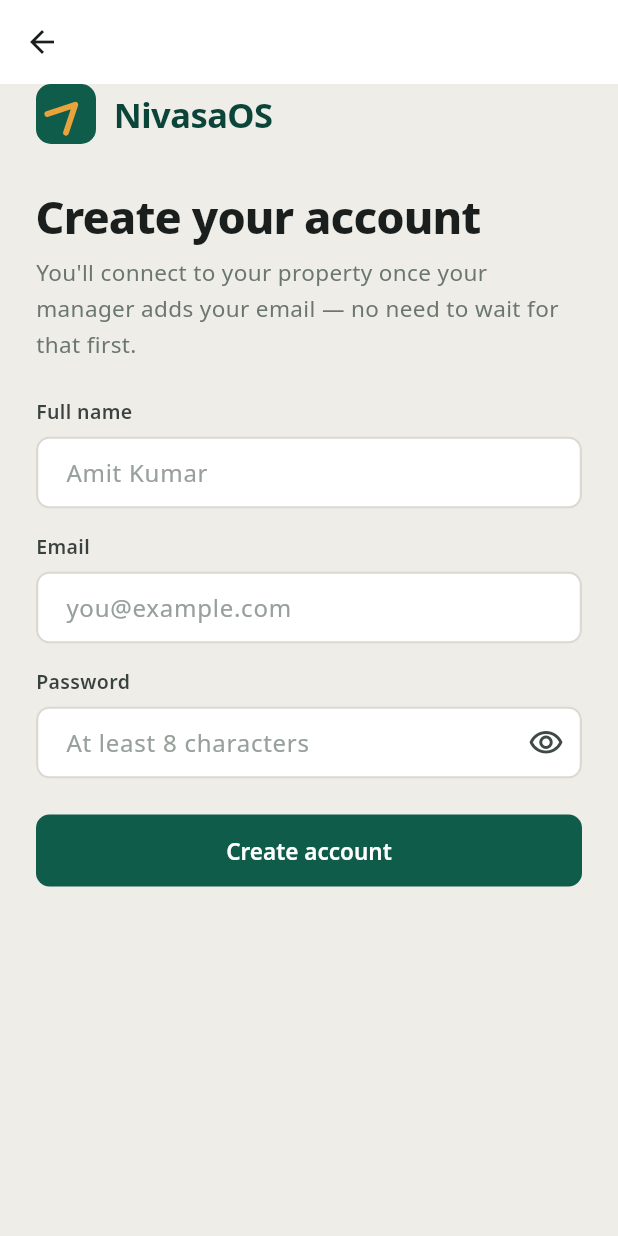
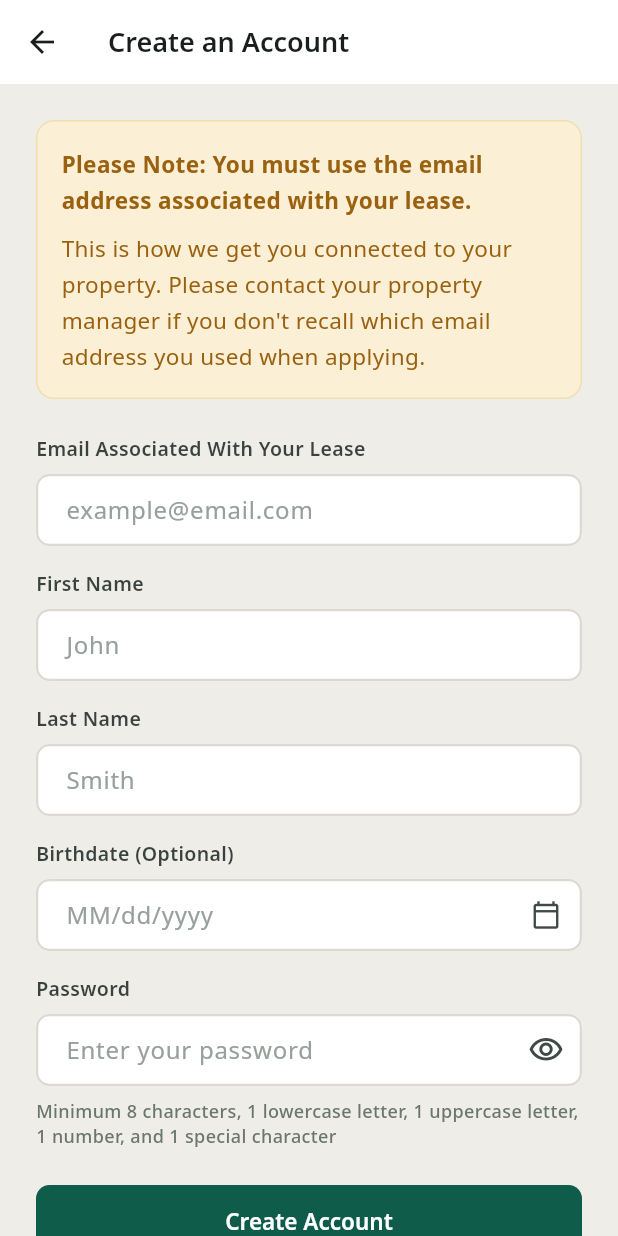
Before and after one commit to pavioinc/tenant-app, a Flutter app: the SignupScreen screen opened directly, on a phone screen of 412 x 824 dp. Run offline on Flutter 3.47's test engine with Material 3 defaults, Android fonts, the phone set to English and light mode, and no system bars; our stand-ins replace file_picker, firebase_core, firebase_messaging, flutter_secure_storage, shared_preferences; missing offline and left inert: razorpay_flutter; accounts and stored records are empty.

Commit message:
feat: enhance signup process to include first/last name and optional birthdate

```diff
--- a/lib/features/auth/auth_repository.dart
+++ b/lib/features/auth/auth_repository.dart
@@ -20,8 +20,20 @@ class AuthRepository {
   final SessionStore _sessions;
   final PushNotifications _push;
 
-  Future<Session> signup({required String fullName, required String email, required String password}) async {
-    final body = await _api.post('/api/auth/v1/tenant/signup', {'full_name': fullName, 'email': email, 'password': password});
+  Future<Session> signup({
+    required String firstName,
+    required String lastName,
+    required String email,
+    required String password,
+    String? birthdate,
+  }) async {
+    final body = await _api.post('/api/auth/v1/tenant/signup', {
+      'first_name': firstName,
+      'last_name': lastName,
+      'email': email,
+      'password': password,
+      if (birthdate != null) 'birthdate': birthdate,
+    });
     final session = await _saveSession(body);
     // Fire-and-forget — a push-registration failure (declined permission, no Firebase
     // project configured yet) must never block or fail signup/login itself.
--- a/lib/features/auth/signup_screen.dart
+++ b/lib/features/auth/signup_screen.dart
@@ -4,15 +4,18 @@ import '../../theme/nivasa_colors.dart';
 import '../../theme/nivasa_spacing.dart';
 import '../../theme/nivasa_text_styles.dart';
 import '../../widgets/nivasa_button.dart';
-import '../../widgets/nivasa_logo.dart';
 import '../../widgets/nivasa_password_field.dart';
 import '../home/home_screen.dart';
 import 'auth_repository.dart';
+import 'login_screen.dart';
 
-/// General, standalone NivasaOS platform signup for renters — full name, email, and
-/// password, independent of any org/property (see auth_repository.dart). A fresh account
-/// starts unconnected; [HomeScreen] prompts the renter to ask their property manager to
-/// add them, and connects automatically once that happens.
+/// General, standalone NivasaOS platform signup for renters — first/last name, email,
+/// password, and an optional birthdate, independent of any org/property (see
+/// auth_repository.dart). A fresh account starts unconnected; [HomeScreen] prompts the
+/// renter to ask their property manager to add them, and connects automatically once
+/// that happens. The email-associated-with-your-lease banner below is guidance only —
+/// signup itself is deliberately permissive and never blocks on it (see auth-service's
+/// tenantAuth.ts).
 class SignupScreen extends StatefulWidget {
   const SignupScreen({super.key, this.authRepository});
 
@@ -24,37 +27,74 @@ class SignupScreen extends StatefulWidget {
 
 class _SignupScreenState extends State<SignupScreen> {
   late final AuthRepository _auth = widget.authRepository ?? AuthRepository();
-  final _fullNameController = TextEditingController();
   final _emailController = TextEditingController();
+  final _firstNameController = TextEditingController();
+  final _lastNameController = TextEditingController();
+  final _birthdateController = TextEditingController();
   final _passwordController = TextEditingController();
+  DateTime? _birthdate;
   String? _error;
   bool _submitting = false;
 
   @override
   void dispose() {
-    _fullNameController.dispose();
     _emailController.dispose();
+    _firstNameController.dispose();
+    _lastNameController.dispose();
+    _birthdateController.dispose();
     _passwordController.dispose();
     super.dispose();
   }
 
   bool _isValidEmail(String value) => RegExp(r'^[^\s@]+@[^\s@]+\.[^\s@]+$').hasMatch(value);
 
+  // Mirrors auth-service's isStrongEnough() exactly, so a password that passes here is
+  // guaranteed to pass server-side too — matches the hint caption shown below the field.
+  bool _isStrongPassword(String value) =>
+      RegExp(r'^(?=.*[a-z])(?=.*[A-Z])(?=.*\d)(?=.*[^A-Za-z0-9]).{8,}$').hasMatch(value);
+
+  String _formatBirthdate(DateTime date) =>
+      '${date.month.toString().padLeft(2, '0')}/${date.day.toString().padLeft(2, '0')}/${date.year}';
+
+  String _isoBirthdate(DateTime date) =>
+      '${date.year.toString().padLeft(4, '0')}-${date.month.toString().padLeft(2, '0')}-${date.day.toString().padLeft(2, '0')}';
+
+  Future<void> _pickBirthdate() async {
+    final now = DateTime.now();
+    final picked = await showDatePicker(
+      context: context,
+      initialDate: _birthdate ?? DateTime(now.year - 25),
+      firstDate: DateTime(now.year - 120),
+      lastDate: now,
+    );
+    if (picked != null) {
+      setState(() {
+        _birthdate = picked;
+        _birthdateController.text = _formatBirthdate(picked);
+      });
+    }
+  }
+
   Future<void> _submit() async {
-    final fullName = _fullNameController.text.trim();
     final email = _emailController.text.trim();
+    final firstName = _firstNameController.text.trim();
+    final lastName = _lastNameController.text.trim();
     final password = _passwordController.text;
 
-    if (fullName.isEmpty) {
-      setState(() => _error = 'Enter your full name');
-      return;
-    }
     if (!_isValidEmail(email)) {
       setState(() => _error = 'Enter a valid email address');
       return;
     }
-    if (password.length < 8) {
-      setState(() => _error = 'Password must be at least 8 characters');
+    if (firstName.isEmpty) {
+      setState(() => _error = 'Enter your first name');
+      return;
+    }
+    if (lastName.isEmpty) {
+      setState(() => _error = 'Enter your last name');
+      return;
+    }
+    if (!_isStrongPassword(password)) {
+      setState(() => _error = 'Password does not meet the requirements below');
       return;
     }
 
@@ -63,7 +103,13 @@ class _SignupScreenState extends State<SignupScreen> {
       _submitting = true;
     });
     try {
-      await _auth.signup(fullName: fullName, email: email, password: password);
+      await _auth.signup(
+        firstName: firstName,
+        lastName: lastName,
+        email: email,
+        password: password,
+        birthdate: _birthdate == null ? null : _isoBirthdate(_birthdate!),
+      );
       if (!mounted) return;
       Navigator.of(
         context,
@@ -80,45 +126,76 @@ class _SignupScreenState extends State<SignupScreen> {
   @override
   Widget build(BuildContext context) {
     return Scaffold(
-      appBar: AppBar(leading: const BackButton()),
+      appBar: AppBar(leading: const BackButton(), title: const Text('Create an Account')),
       body: SafeArea(
         child: SingleChildScrollView(
-          padding: const EdgeInsets.symmetric(horizontal: NivasaSpacing.s24),
+          padding: const EdgeInsets.symmetric(horizontal: NivasaSpacing.s24, vertical: NivasaSpacing.s24),
           child: Column(
             crossAxisAlignment: CrossAxisAlignment.start,
             children: [
-              Row(
-                children: [
-                  const NivasaLogoMark(size: 40),
-                  const SizedBox(width: NivasaSpacing.s12),
-                  Text('NivasaOS', style: NivasaText.h2.copyWith(color: NivasaColors.primary800)),
-                ],
-              ),
-              const SizedBox(height: NivasaSpacing.s32),
-              Text('Create your account', style: NivasaText.h1),
-              const SizedBox(height: NivasaSpacing.s8),
-              Text(
-                "You'll connect to your property once your manager adds your email — no need to wait for that first.",
-                style: NivasaText.body.copyWith(color: NivasaColors.ink500),
+              Container(
+                width: double.infinity,
+                padding: const EdgeInsets.all(NivasaSpacing.s16),
+                decoration: BoxDecoration(
+                  color: NivasaColors.warningTint,
+                  border: Border.all(color: NivasaColors.warningTintBorder),
+                  borderRadius: BorderRadius.circular(12),
+                ),
+                child: Column(
+                  crossAxisAlignment: CrossAxisAlignment.start,
+                  children: [
+                    Text(
+                      'Please Note: You must use the email address associated with your lease.',
+                      style: NivasaText.body.copyWith(color: NivasaColors.warningTextOnTint, fontWeight: FontWeight.w700),
+                    ),
+                    const SizedBox(height: NivasaSpacing.s8),
+                    Text(
+                      "This is how we get you connected to your property. Please contact your property manager if you don't recall which email address you used when applying.",
+                      style: NivasaText.body.copyWith(color: NivasaColors.warningTextOnTint),
+                    ),
+                  ],
+                ),
               ),
               const SizedBox(height: NivasaSpacing.s24),
-              Text('Full name', style: NivasaText.label),
-              const SizedBox(height: NivasaSpacing.s8),
-              TextField(
-                controller: _fullNameController,
-                autofillHints: const [AutofillHints.name],
-                style: NivasaText.body,
-                decoration: const InputDecoration(hintText: 'Amit Kumar'),
-              ),
-              const SizedBox(height: NivasaSpacing.s16),
-              Text('Email', style: NivasaText.label),
+              Text('Email Associated With Your Lease', style: NivasaText.label),
               const SizedBox(height: NivasaSpacing.s8),
               TextField(
                 controller: _emailController,
                 keyboardType: TextInputType.emailAddress,
                 autofillHints: const [AutofillHints.email],
                 style: NivasaText.body,
-                decoration: const InputDecoration(hintText: 'you@example.com'),
+                decoration: const InputDecoration(hintText: 'example@email.com'),
+              ),
+              const SizedBox(height: NivasaSpacing.s16),
+              Text('First Name', style: NivasaText.label),
+              const SizedBox(height: NivasaSpacing.s8),
+              TextField(
+                controller: _firstNameController,
+                autofillHints: const [AutofillHints.givenName],
+                style: NivasaText.body,
+                decoration: const InputDecoration(hintText: 'John'),
+              ),
+              const SizedBox(height: NivasaSpacing.s16),
+              Text('Last Name', style: NivasaText.label),
+              const SizedBox(height: NivasaSpacing.s8),
+              TextField(
+                controller: _lastNameController,
+                autofillHints: const [AutofillHints.familyName],
+                style: NivasaText.body,
+                decoration: const InputDecoration(hintText: 'Smith'),
+              ),
+              const SizedBox(height: NivasaSpacing.s16),
+              Text('Birthdate (Optional)', style: NivasaText.label),
+              const SizedBox(height: NivasaSpacing.s8),
+              TextField(
+                readOnly: true,
+                onTap: _submitting ? null : _pickBirthdate,
+                style: NivasaText.body,
+                controller: _birthdateController,
+                decoration: const InputDecoration(
+                  hintText: 'MM/dd/yyyy',
+                  suffixIcon: Icon(Icons.calendar_today_outlined, size: 20),
+                ),
               ),
               const SizedBox(height: NivasaSpacing.s16),
               Text('Password', style: NivasaText.label),
@@ -126,13 +203,31 @@ class _SignupScreenState extends State<SignupScreen> {
               NivasaPasswordField(
                 controller: _passwordController,
                 autofillHints: const [AutofillHints.newPassword],
-                hintText: 'At least 8 characters',
+                hintText: 'Enter your password',
                 errorText: _error,
                 onSubmitted: (_) => _submit(),
               ),
+              const SizedBox(height: NivasaSpacing.s8),
+              Text(
+                'Minimum 8 characters, 1 lowercase letter, 1 uppercase letter, 1 number, and 1 special character',
+                style: NivasaText.caption,
+              ),
               const SizedBox(height: NivasaSpacing.s24),
-              NivasaPrimaryButton(label: 'Create account', loading: _submitting, loadingLabel: 'Creating…', onPressed: _submit),
-              const SizedBox(height: NivasaSpacing.s24),
+              NivasaPrimaryButton(label: 'Create Account', loading: _submitting, loadingLabel: 'Creating…', onPressed: _submit),
+              const SizedBox(height: NivasaSpacing.s16),
+              Center(
+                child: TextButton(
+                  onPressed: _submitting
+                      ? null
+                      : () => Navigator.of(context).pushReplacement(MaterialPageRoute(builder: (_) => LoginScreen(authRepository: _auth))),
+                  child: Text.rich(
+                    TextSpan(
+                      style: NivasaText.body.copyWith(color: NivasaColors.ink700),
+                      children: const [TextSpan(text: 'Already have an account? '), TextSpan(text: 'Log In', style: TextStyle(decoration: TextDecoration.underline))],
+                    ),
+                  ),
+                ),
+              ),
             ],
           ),
         ),
```
Also changed, not shown: 2 other files.
